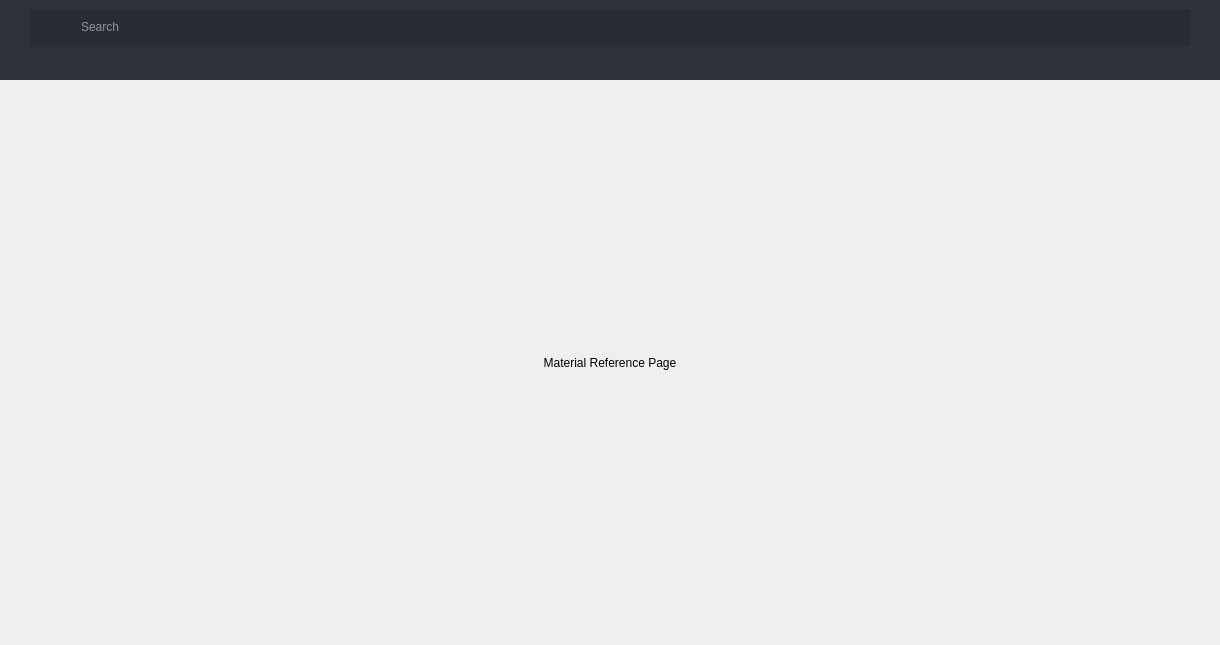
Qt form src/modules/pbr_reference/ui/pbr_reference.ui (Studio-Takosu/takosu-manager) before a commit.
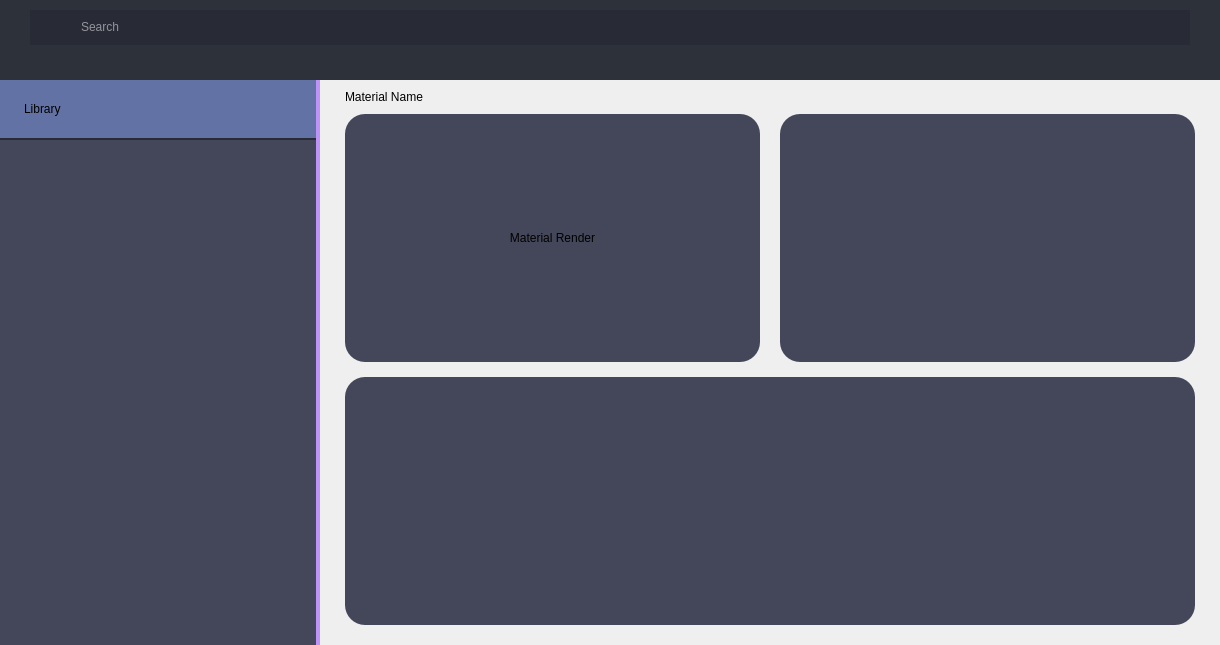
The same form after that commit. Icons and pictures are not drawn.

Commit message: modified pbr reference widget

Diff of the .ui file:
```diff
--- a/src/modules/pbr_reference/ui/pbr_reference.ui
+++ b/src/modules/pbr_reference/ui/pbr_reference.ui
@@ -20,8 +20,13 @@
    <string>Form</string>
   </property>
   <property name="styleSheet">
-   <string notr="true">/* //////////////////// 
+   <string notr="true">/* ////////////////////////////////////////////////////////////
 MATERIAL REFERENCE */
+.QLabel {
+	
+	font: 600 12pt &quot;Exo SemiBold&quot;;
+}
+
 #materialTopFrame { background-color: rgb(44, 49, 58); }
 
 #searchContainer {
@@ -52,6 +57,35 @@
 #searchContainer .QPushButton:pressed { 
 	background-color: rgb(139, 233, 253); 
 	border-style: solid; 
+}
+
+/* ///////////////////////////////////////// 
+Material List Frame */
+#materialListFrame {
+	background-color: #44475A;
+	border-right: 4px solid #BD93F9;
+}
+
+#matLibTitleFrame {
+	background-color: rgb(98, 114, 164);
+	border-bottom: 2px solid #282A36;
+	margin-right: 4px;
+	padding-left: 15px;
+}
+
+#matLibraryListWidget {
+	background-color: transparent;
+	border: none;
+}
+
+#matWidgetTopFrame .QFrame {
+	background-color: #44475A;
+	border-radius: 20px;
+}
+
+#matWidgetBotFrame .QFrame {
+	background-color: #44475A;
+	border-radius: 20px;
 }</string>
   </property>
   <layout class="QVBoxLayout" name="verticalLayout_3">
@@ -257,7 +291,7 @@
        <verstretch>0</verstretch>
       </sizepolicy>
      </property>
-     <layout class="QVBoxLayout" name="verticalLayout_26">
+     <layout class="QHBoxLayout" name="horizontalLayout_2">
       <property name="spacing">
        <number>0</number>
       </property>
@@ -274,13 +308,286 @@
        <number>0</number>
       </property>
       <item>
-       <widget class="QLabel" name="matLabel">
-        <property name="text">
-         <string>Material Reference Page</string>
+       <widget class="QFrame" name="materialListFrame">
+        <property name="minimumSize">
+         <size>
+          <width>240</width>
+          <height>0</height>
+         </size>
         </property>
-        <property name="alignment">
-         <set>Qt::AlignmentFlag::AlignCenter</set>
+        <property name="maximumSize">
+         <size>
+          <width>320</width>
+          <height>16777215</height>
+         </size>
         </property>
+        <layout class="QVBoxLayout" name="verticalLayout_2">
+         <property name="spacing">
+          <number>0</number>
+         </property>
+         <property name="leftMargin">
+          <number>0</number>
+         </property>
+         <property name="topMargin">
+          <number>0</number>
+         </property>
+         <property name="rightMargin">
+          <number>0</number>
+         </property>
+         <property name="bottomMargin">
+          <number>0</number>
+         </property>
+         <item>
+          <widget class="QFrame" name="matLibTitleFrame">
+           <property name="minimumSize">
+            <size>
+             <width>0</width>
+             <height>60</height>
+            </size>
+           </property>
+           <layout class="QVBoxLayout" name="verticalLayout_4">
+            <property name="spacing">
+             <number>0</number>
+            </property>
+            <item>
+             <widget class="QLabel" name="materialLibrayLabel">
+              <property name="sizePolicy">
+               <sizepolicy hsizetype="Preferred" vsizetype="Preferred">
+                <horstretch>0</horstretch>
+                <verstretch>0</verstretch>
+               </sizepolicy>
+              </property>
+              <property name="styleSheet">
+               <string notr="true"/>
+              </property>
+              <property name="text">
+               <string>Library</string>
+              </property>
+              <property name="alignment">
+               <set>Qt::AlignmentFlag::AlignLeading|Qt::AlignmentFlag::AlignLeft|Qt::AlignmentFlag::AlignVCenter</set>
+              </property>
+             </widget>
+            </item>
+           </layout>
+          </widget>
+         </item>
+         <item>
+          <widget class="QListWidget" name="matLibraryListWidget">
+           <property name="maximumSize">
+            <size>
+             <width>16777215</width>
+             <height>16777215</height>
+            </size>
+           </property>
+           <property name="styleSheet">
+            <string notr="true"/>
+           </property>
+           <property name="itemAlignment">
+            <set>Qt::AlignmentFlag::AlignRight|Qt::AlignmentFlag::AlignTrailing|Qt::AlignmentFlag::AlignVCenter</set>
+           </property>
+           <property name="sortingEnabled">
+            <bool>true</bool>
+           </property>
+          </widget>
+         </item>
+        </layout>
+       </widget>
+      </item>
+      <item>
+       <widget class="QFrame" name="materialDashFrame">
+        <property name="sizePolicy">
+         <sizepolicy hsizetype="Expanding" vsizetype="Preferred">
+          <horstretch>0</horstretch>
+          <verstretch>0</verstretch>
+         </sizepolicy>
+        </property>
+        <layout class="QVBoxLayout" name="verticalLayout_5">
+         <property name="spacing">
+          <number>0</number>
+         </property>
+         <property name="leftMargin">
+          <number>0</number>
+         </property>
+         <property name="topMargin">
+          <number>0</number>
+         </property>
+         <property name="rightMargin">
+          <number>0</number>
+         </property>
+         <property name="bottomMargin">
+          <number>0</number>
+         </property>
+         <item>
+          <widget class="QFrame" name="matLabelFrame">
+           <layout class="QHBoxLayout" name="horizontalLayout">
+            <property name="leftMargin">
+             <number>25</number>
+            </property>
+            <property name="topMargin">
+             <number>10</number>
+            </property>
+            <property name="rightMargin">
+             <number>25</number>
+            </property>
+            <property name="bottomMargin">
+             <number>10</number>
+            </property>
+            <item>
+             <widget class="QLabel" name="matLabel">
+              <property name="text">
+               <string>Material Name</string>
+              </property>
+              <property name="alignment">
+               <set>Qt::AlignmentFlag::AlignLeading|Qt::AlignmentFlag::AlignLeft|Qt::AlignmentFlag::AlignVCenter</set>
+              </property>
+             </widget>
+            </item>
+           </layout>
+          </widget>
+         </item>
+         <item>
+          <widget class="QFrame" name="matWidgetsFrame">
+           <property name="sizePolicy">
+            <sizepolicy hsizetype="Preferred" vsizetype="Expanding">
+             <horstretch>0</horstretch>
+             <verstretch>0</verstretch>
+            </sizepolicy>
+           </property>
+           <layout class="QVBoxLayout" name="verticalLayout_6">
+            <property name="spacing">
+             <number>15</number>
+            </property>
+            <property name="leftMargin">
+             <number>25</number>
+            </property>
+            <property name="topMargin">
+             <number>0</number>
+            </property>
+            <property name="rightMargin">
+             <number>25</number>
+            </property>
+            <property name="bottomMargin">
+             <number>20</number>
+            </property>
+            <item>
+             <widget class="QFrame" name="matWidgetTopFrame">
+              <layout class="QHBoxLayout" name="horizontalLayout_3">
+               <property name="spacing">
+                <number>20</number>
+               </property>
+               <property name="leftMargin">
+                <number>0</number>
+               </property>
+               <property name="topMargin">
+                <number>0</number>
+               </property>
+               <property name="rightMargin">
+                <number>0</number>
+               </property>
+               <property name="bottomMargin">
+                <number>0</number>
+               </property>
+               <item>
+                <widget class="QFrame" name="matRenderFrame">
+                 <layout class="QVBoxLayout" name="verticalLayout_7">
+                  <property name="spacing">
+                   <number>0</number>
+                  </property>
+                  <property name="leftMargin">
+                   <number>0</number>
+                  </property>
+                  <property name="topMargin">
+                   <number>0</number>
+                  </property>
+                  <property name="rightMargin">
+                   <number>0</number>
+                  </property>
+                  <property name="bottomMargin">
+                   <number>0</number>
+                  </property>
+                  <item>
+                   <widget class="QLabel" name="label">
+                    <property name="text">
+                     <string>Material Render</string>
+                    </property>
+                    <property name="alignment">
+                     <set>Qt::AlignmentFlag::AlignCenter</set>
+                    </property>
+                   </widget>
+                  </item>
+                 </layout>
+                </widget>
+               </item>
+               <item>
+                <widget class="QFrame" name="verticalFrame_2">
+                 <layout class="QVBoxLayout" name="verticalLayout_8">
+                  <property name="spacing">
+                   <number>0</number>
+                  </property>
+                  <property name="leftMargin">
+                   <number>0</number>
+                  </property>
+                  <property name="topMargin">
+                   <number>0</number>
+                  </property>
+                  <property name="rightMargin">
+                   <number>0</number>
+                  </property>
+                  <property name="bottomMargin">
+                   <number>0</number>
+                  </property>
+                 </layout>
+                </widget>
+               </item>
+              </layout>
+             </widget>
+            </item>
+            <item>
+             <widget class="QFrame" name="matWidgetBotFrame">
+              <layout class="QHBoxLayout" name="horizontalLayout_4">
+               <property name="spacing">
+                <number>0</number>
+               </property>
+               <property name="leftMargin">
+                <number>0</number>
+               </property>
+               <property name="topMargin">
+                <number>0</number>
+               </property>
+               <property name="rightMargin">
+                <number>0</number>
+               </property>
+               <property name="bottomMargin">
+                <number>0</number>
+               </property>
+               <item>
+                <widget class="QFrame" name="verticalFrame">
+                 <layout class="QVBoxLayout" name="verticalLayout_9">
+                  <property name="spacing">
+                   <number>0</number>
+                  </property>
+                  <property name="leftMargin">
+                   <number>0</number>
+                  </property>
+                  <property name="topMargin">
+                   <number>0</number>
+                  </property>
+                  <property name="rightMargin">
+                   <number>0</number>
+                  </property>
+                  <property name="bottomMargin">
+                   <number>0</number>
+                  </property>
+                 </layout>
+                </widget>
+               </item>
+              </layout>
+             </widget>
+            </item>
+           </layout>
+          </widget>
+         </item>
+        </layout>
        </widget>
       </item>
      </layout>
```
Left out of the diff: 3 changed lines with no effect on the pictures. The commit also changes 1 other file.
